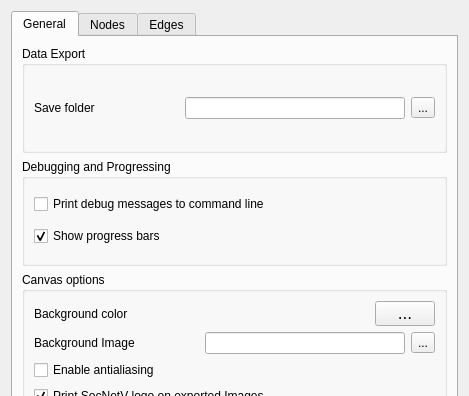
Before: the Qt Designer form src/forms/dialogsettings.ui in socnetv/app, drawn with Qt 5; both pictures show x 0 to 469 and y 0 to 396 of the 469 by 613 pixel window.
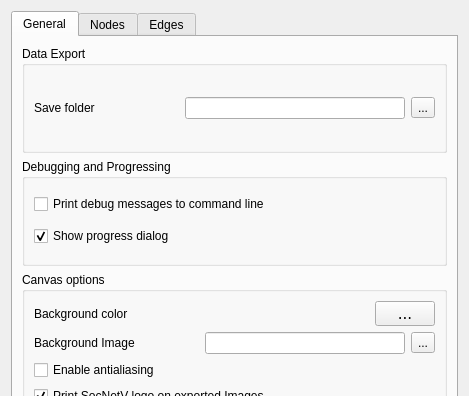
After: the same form once the commit is applied. Icons and pictures are not drawn.

Commit message: Closes #42 - work on having proper progress dialogs

The edit to the form file:
```diff
--- a/src/forms/dialogsettings.ui
+++ b/src/forms/dialogsettings.ui
@@ -136,7 +136,7 @@
              <enum>Qt::LeftToRight</enum>
             </property>
             <property name="text">
-             <string>Show progress bars</string>
+             <string>Show progress dialog</string>
             </property>
             <property name="checked">
              <bool>true</bool>
```
Left out of the diff: 2 changed lines with no effect on the pictures. The commit also changes 6 other files.
